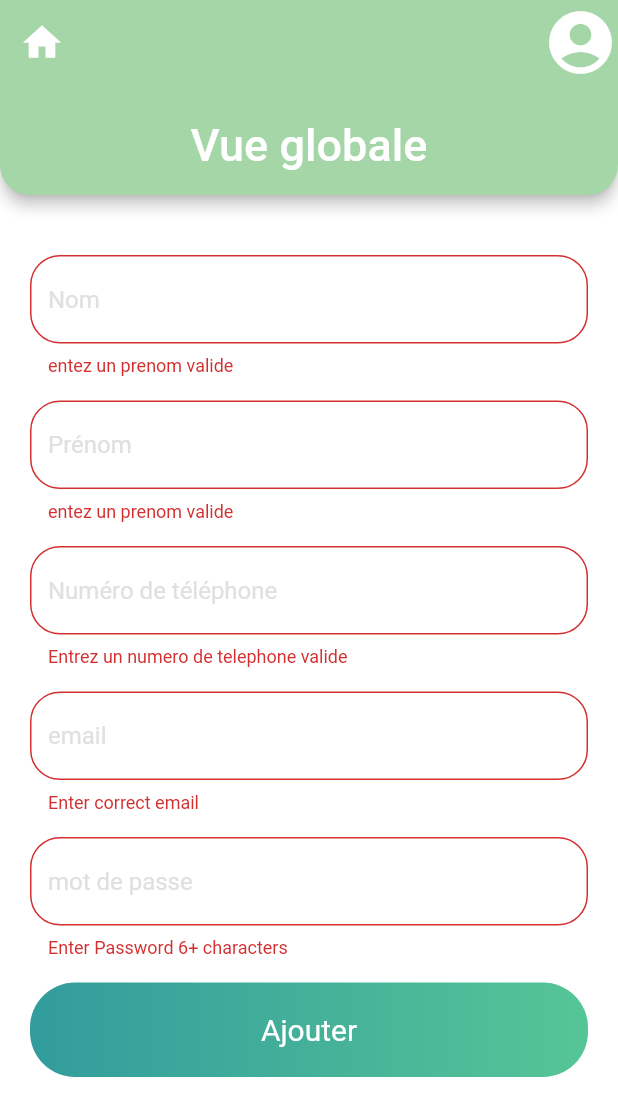
After one commit to Zeehr01/AppFlutterKine, a Flutter app: the AjoutPatient screen opened directly, after a tap on "Ajouter", on a phone screen of 412 x 824 dp. The commit adds this screen. Shown: the top 1116 px of the screen. Run offline on Flutter 3.47's test engine with Material 2 defaults, Android fonts, the phone set to English and light mode, and no system bars; our stand-ins replace cloud_firestore, firebase_auth, shared_preferences; accounts and stored records are empty.

Commit message:
Adding 'Sign in' and 'Ajouter Patient'  functionalities with connection to database

```diff
--- a/lib/helper/authenticate.dart
+++ b/lib/helper/authenticate.dart
@@ -19,7 +19,8 @@ class _AuthenticateState extends State<Authenticate> {
   @override
   Widget build(BuildContext context) {
     if (showSignIn) {
-      return SignIn(toggleView);
+      //return SignIn(toggleView);
+      return SignIn();
     } else {
       return KineOverView(toggleView);
     }
--- /dev/null
+++ b/lib/views/ajoutPatient.dart
@@ -0,0 +1,182 @@
+import 'package:kine_app/helper/helperfunctions.dart';
+import 'package:kine_app/services/auth.dart';
+import 'package:kine_app/services/database.dart';
+import 'package:kine_app/views/patientOverView.dart';
+import 'package:kine_app/widgets/widget.dart';
+import 'package:flutter/material.dart';
+
+class AjoutPatient extends StatefulWidget {
+  //final Function toggleView;
+  //AjoutPatient(this.toggleView);
+
+  @override
+  _AjoutPatient createState() => _AjoutPatient();
+}
+
+class _AjoutPatient extends State<AjoutPatient> {
+  TextEditingController emailEditingController = new TextEditingController();
+  TextEditingController passwordEditingController = new TextEditingController();
+  TextEditingController usernameEditingController = new TextEditingController();
+  TextEditingController prenomEditingController = new TextEditingController();
+  TextEditingController numTelephoneEditingController =
+      new TextEditingController();
+  AuthService authService = new AuthService();
+  DatabaseMethods databaseMethods = new DatabaseMethods();
+
+  final formKey = GlobalKey<FormState>();
+  bool isLoading = false;
+
+  singUp() async {
+    if (formKey.currentState.validate()) {
+      setState(() {
+        isLoading = true;
+      });
+
+      await authService
+          .signUpWithEmailAndPassword(emailEditingController.text.trim(),
+              passwordEditingController.text)
+          .then((result) {
+        if (result != null) {
+          Map<String, String> userDataMap = {
+            "name": usernameEditingController.text,
+            "email": emailEditingController.text.trim(),
+            "mdpasse": passwordEditingController.text,
+            "numero": numTelephoneEditingController.text,
+            "prenom": prenomEditingController.text,
+          };
+//   Firestore.instance.collection('users').document().setData({ 'userid': user.uid, 'displayName': 'bobby' });
+
+          databaseMethods.addUserInfo(userDataMap);
+
+          HelperFunctions.saveUserLoggedInSharedPreference(true);
+          HelperFunctions.saveUserNameSharedPreference(
+              usernameEditingController.text);
+          HelperFunctions.saveUserEmailSharedPreference(
+              emailEditingController.text);
+
+          Navigator.pushReplacement(context,
+              MaterialPageRoute(builder: (context) => PatientOverView()));
+        }
+      });
+    }
+  }
+
+  @override
+  Widget build(BuildContext context) {
+    return Scaffold(
+      appBar: appBarMain(context),
+      body: isLoading
+          ? Container(
+              child: Center(
+                child: CircularProgressIndicator(),
+              ),
+            )
+          : Container(
+              padding: EdgeInsets.symmetric(horizontal: 20, vertical: 40),
+              child: ListView(
+                children: [
+                  Form(
+                    key: formKey,
+                    child: Column(
+                      children: [
+                        TextFormField(
+                          style: simpleTextFieldSty(),
+                          controller: usernameEditingController,
+                          validator: (val) {
+                            return val.isEmpty || val.length < 3
+                                ? "entez un prenom valide"
+                                : null;
+                          },
+                          decoration: textFieldInputDecoration("Nom"),
+                        ),
+                        SizedBox(
+                          height: 16,
+                        ),
+                        TextFormField(
+                          style: simpleTextFieldSty(),
+                          controller: prenomEditingController,
+                          validator: (val) {
+                            return val.isEmpty || val.length < 3
+                                ? "entez un prenom valide"
+                                : null;
+                          },
+                          decoration: textFieldInputDecoration("Prénom"),
+                        ),
+                        SizedBox(
+                          height: 16,
+                        ),
+                        TextFormField(
+                          style: simpleTextFieldSty(),
+                          controller: numTelephoneEditingController,
+                          validator: (val) {
+                            //String pattern = r'(^(?:[+0]9)?[0-9]{10,12}$)';
+                            return RegExp(r'(^(?:[+0]9)?[0-9]{10,12}$)')
+                                    .hasMatch(val)
+                                ? null
+                                : "Entrez un numero de telephone valide";
+                          },
+                          decoration:
+                              textFieldInputDecoration("Numéro de téléphone"),
+                        ),
+                        SizedBox(
+                          height: 16,
+                        ),
+                        TextFormField(
+                          controller: emailEditingController,
+                          style: simpleTextFieldSty(),
+                          validator: (val) {
+                            return RegExp(
+                                        r"^[a-zA-Z0-9.a-zA-Z0-9.!#$%&'*+-/=?^_`{|}~]+@[a-zA-Z0-9]+\.[a-zA-Z]+")
+                                    .hasMatch(val)
+                                ? null
+                                : "Enter correct email";
+                          },
+                          decoration: textFieldInputDecoration("email"),
+                        ),
+                        SizedBox(
+                          height: 16,
+                        ),
+                        TextFormField(
+                          obscureText: true,
+                          style: simpleTextFieldSty(),
+                          decoration: textFieldInputDecoration("mot de passe"),
+                          controller: passwordEditingController,
+                          validator: (val) {
+                            return val.length < 6
+                                ? "Enter Password 6+ characters"
+                                : null;
+                          },
+                        ),
+                      ],
+                    ),
+                  ),
+                  SizedBox(
+                    height: 16,
+                  ),
+                  GestureDetector(
+                    onTap: () {
+                      singUp();
+                    },
+                    child: Container(
+                      alignment: Alignment.center,
+                      width: MediaQuery.of(context).size.width,
+                      padding: EdgeInsets.symmetric(vertical: 20),
+                      decoration: BoxDecoration(
+                          gradient: LinearGradient(colors: [
+                            const Color(0xFF329C9D),
+                            const Color(0xFF56C596)
+                          ]),
+                          borderRadius: BorderRadius.circular(30)),
+                      child: Text(
+                        "Ajouter",
+                        style: TextStyle(color: Colors.white, fontSize: 20),
+                        //textAlign: TextAlign.center,
+                      ),
+                    ),
+                  ),
+                ],
+              ),
+            ),
+    );
+  }
+}
```
Also changed, not shown: lib/main.dart (+3 -10 lines), lib/services/auth.dart (renamed from lib/services/authentification.dart, +21 -11 lines), lib/views/signin.dart (+27 -15 lines), lib/widgets/widget.dart (+73 -22 lines), 2 other files.
